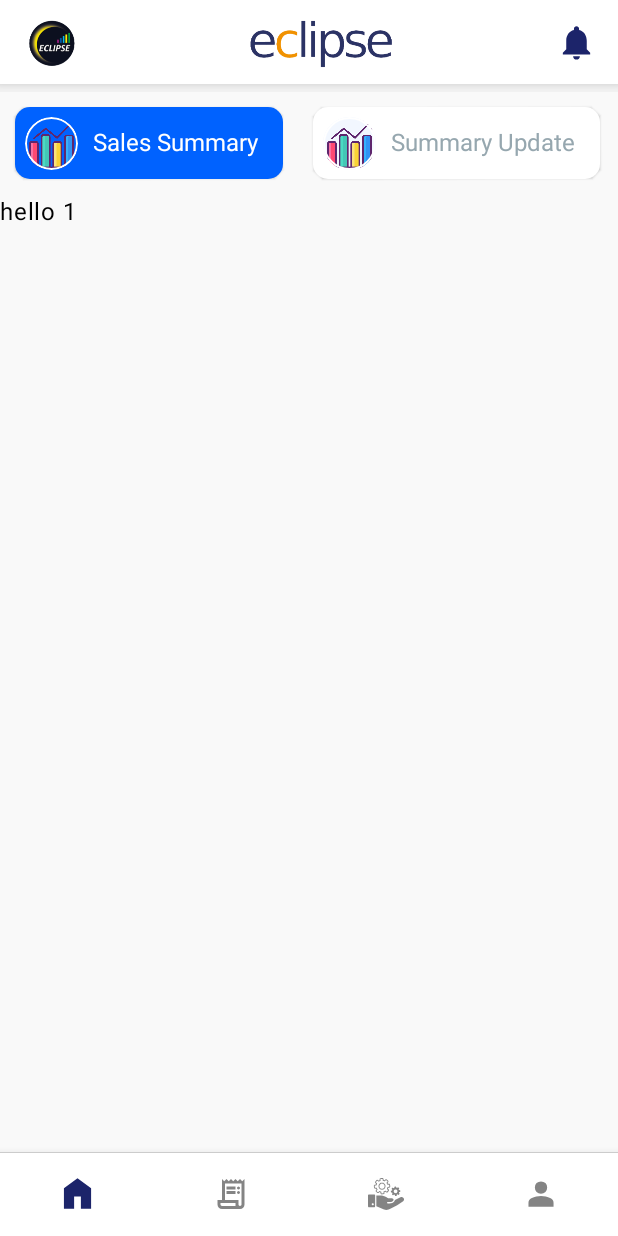
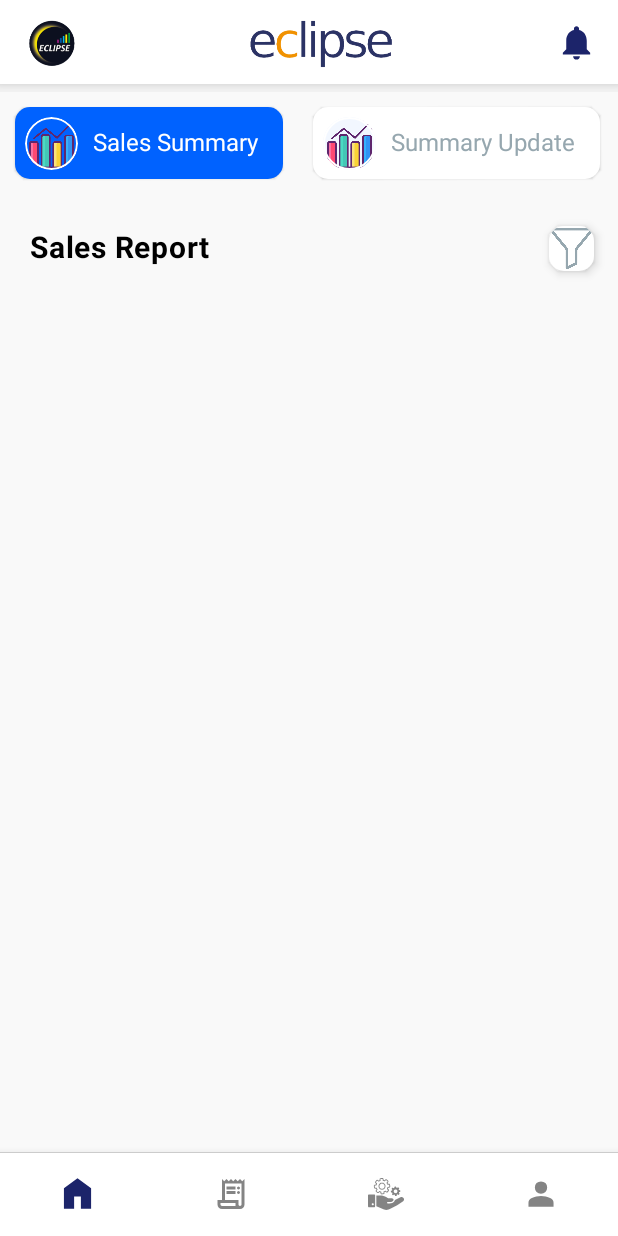
Before and after one commit to AbuSayedMasud/Eclipse, an Android app built with Jetpack Compose: the HomeScreen screen opened through its navigation route, on a phone screen of 412 x 824 dp. Run offline under Robolectric (Android 15) with nearby library versions, the phone set to English and light mode, and no system bars.

Commit message:
filter image add

```diff
--- a/androidApp/src/main/java/com/leadsoft/ziskapharma/android/home/HomeScreen.kt
+++ b/androidApp/src/main/java/com/leadsoft/ziskapharma/android/home/HomeScreen.kt
@@ -111,7 +111,7 @@ fun HomeScreen(navController: NavHostController) {
             HorizontalPager(
                 state = pagerState,
                 modifier = Modifier.fillMaxSize(),
-                userScrollEnabled = isSwipeEnabled,
+                userScrollEnabled = false,
             ) { page ->
                 Box(Modifier.fillMaxSize()) {
                     when (reportSelectedSection.value) {
--- a/androidApp/src/main/java/com/leadsoft/ziskapharma/android/home/SalesSummeryScreen.kt
+++ b/androidApp/src/main/java/com/leadsoft/ziskapharma/android/home/SalesSummeryScreen.kt
@@ -1,9 +1,76 @@
 package com.leadsoft.ziskapharma.android.home
 
+import androidx.compose.foundation.Image
+import androidx.compose.foundation.background
+import androidx.compose.foundation.border
+import androidx.compose.foundation.layout.Column
+import androidx.compose.foundation.layout.Row
+import androidx.compose.foundation.layout.fillMaxWidth
+import androidx.compose.foundation.layout.padding
+import androidx.compose.foundation.layout.size
+import androidx.compose.foundation.shape.CircleShape
+import androidx.compose.foundation.shape.RoundedCornerShape
+import androidx.compose.material.Card
+import androidx.compose.material.IconButton
 import androidx.compose.material3.Text
 import androidx.compose.runtime.Composable
+import androidx.compose.ui.Alignment
+import androidx.compose.ui.Modifier
+import androidx.compose.ui.draw.clip
+import androidx.compose.ui.graphics.Color
+import androidx.compose.ui.graphics.ColorFilter
+import androidx.compose.ui.layout.ContentScale
+import androidx.compose.ui.res.painterResource
+import androidx.compose.ui.text.font.FontWeight
+import androidx.compose.ui.unit.dp
+import androidx.compose.ui.unit.sp
+import com.leadsoft.ziskapharma.android.R
+import com.leadsoft.ziskapharma.android.theme.SecondaryText
+import com.leadsoft.ziskapharma.android.theme.ZiskaTheme
+import com.leadsoft.ziskapharma.android.theme.rememberWindowSizeClass
 
 @Composable
-fun SalesSummeryScreen (){
-    Text(text = "hello 1")
+fun SalesSummeryScreen() {
+    val window = rememberWindowSizeClass()
+    ZiskaTheme(window) {
+        Column(
+            modifier = Modifier
+                .padding(16.dp)
+                .fillMaxWidth()
+        ) {
+            Row(
+                verticalAlignment = Alignment.CenterVertically,
+                modifier = Modifier.fillMaxWidth()
+            ) {
+                Text(
+                    text = "Sales Report",
+                    color = Color.Black,
+                    modifier = Modifier
+                        .weight(1f)
+                        .padding(
+                            top = 8.dp,
+                            bottom = 8.dp,
+                            end = 16.dp,
+                            start = 4.dp
+                        ),
+                    fontSize = 20.sp,
+                    fontWeight = FontWeight.Bold
+                )
+                Card(
+                    elevation = 4.dp,
+                    shape = RoundedCornerShape(10.dp),
+
+                ) {
+                    Image(
+                        painter = painterResource(id = R.drawable.filter),
+                        contentDescription = "Tab Image",
+                        modifier = Modifier.size(30.dp),
+                        contentScale = ContentScale.Fit,
+                        colorFilter = ColorFilter.tint(SecondaryText)
+                    )
+                }
+            }
+        }
+    }
+
 }
```
Also changed, not shown: androidApp/src/main/res/drawable/filter.png (added).
